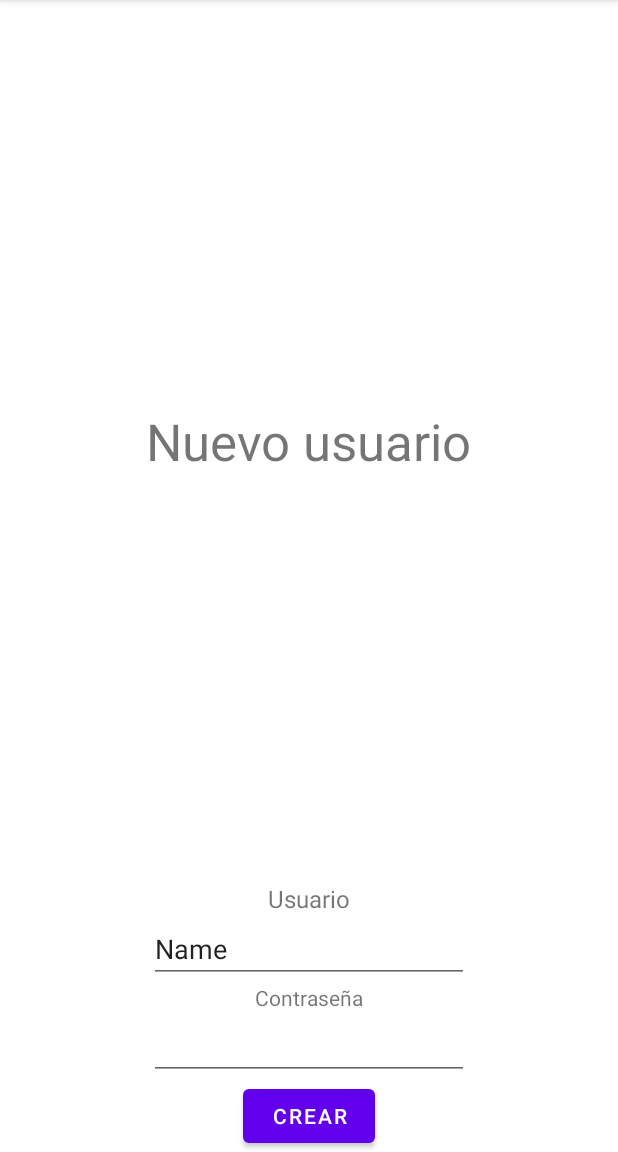
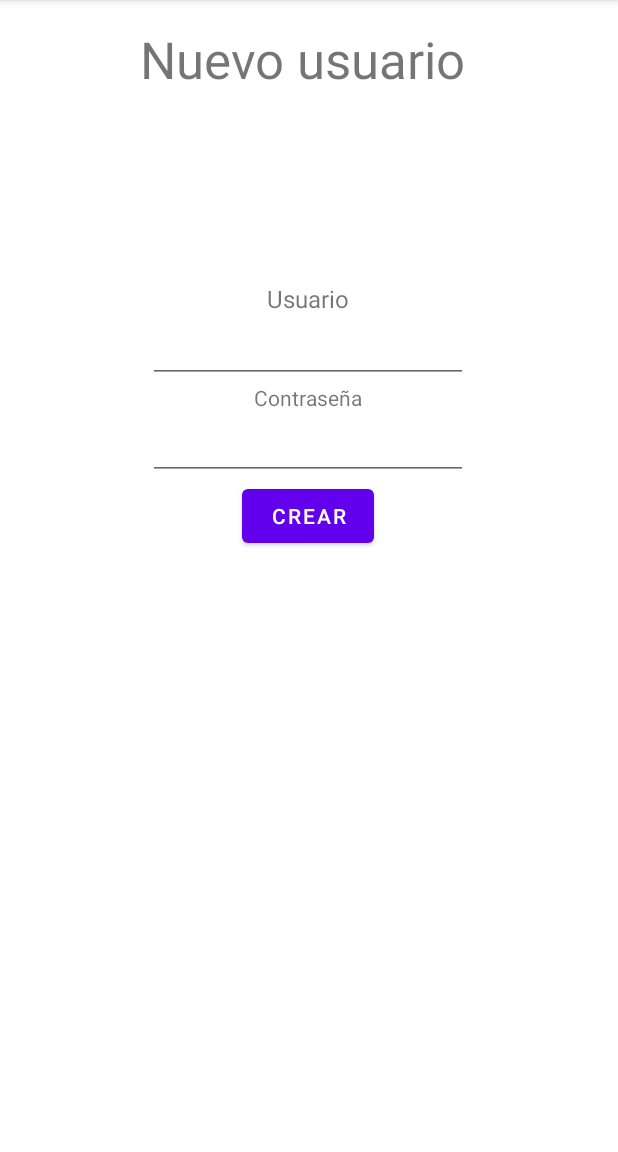
Before and after one commit to maeterriUTN/booklist, an Android app: the CreateUserFragment screen opened through its navigation route, on a phone screen of 412 x 824 dp, the part 84-1236 px from its top. Run offline under Robolectric (Android 15) with nearby library versions, the light colour scheme and no system bars; our stand-ins replace Room's generated code, navigation-ui.

Commit message:
Andando pantalla de login y de creación de usuario

```diff
--- a/app/src/main/java/com/utn/booklist/fragments/CreateUserFragment.kt
+++ b/app/src/main/java/com/utn/booklist/fragments/CreateUserFragment.kt
@@ -6,18 +6,48 @@ import androidx.fragment.app.Fragment
 import android.view.LayoutInflater
 import android.view.View
 import android.view.ViewGroup
+import android.widget.Button
+import android.widget.TextView
+import androidx.navigation.fragment.findNavController
+import com.google.android.material.snackbar.Snackbar
 import com.utn.booklist.R
+import com.utn.booklist.entities.AppDatabase
+import com.utn.booklist.entities.User
+import com.utn.booklist.entities.UsuariosDao
 
 class CreateUserFragment : Fragment() {
     lateinit var v : View
+    lateinit var textNewUser : TextView
+    lateinit var textNewPass : TextView
+    lateinit var btnCrear : Button
+    private var db: AppDatabase? = null
+    private var usuariosDao: UsuariosDao? = null
 
     override fun onCreateView(
         inflater: LayoutInflater, container: ViewGroup?,
         savedInstanceState: Bundle?
     ): View? {
         v= inflater.inflate(R.layout.fragment_create_user, container, false)
+        db = AppDatabase.getInstance(v.context)
+        usuariosDao = db?.usuariosDao()
+        textNewUser=v.findViewById(R.id.editTextNewUser)
+        textNewPass=v.findViewById(R.id.editTextNewPass)
+        btnCrear=v.findViewById(R.id.buttonCrear)
 
         return v
+    }
+
+    override fun onStart() {
+        super.onStart()
+
+        btnCrear.setOnClickListener {
+            Snackbar.make(v,"Usuario ${textNewUser.text.toString()} ingresado", Snackbar.LENGTH_LONG).show()
+            usuariosDao?.insertUsuario(User(0,textNewUser.text.toString(),textNewPass.text.toString()))
+            val action = CreateUserFragmentDirections.actionCreateUserFragmentToLoginFragment()
+            findNavController().navigate(action)
+        }
+
+
     }
 
 
--- a/app/src/main/res/layout/fragment_create_user.xml
+++ b/app/src/main/res/layout/fragment_create_user.xml
@@ -15,8 +15,10 @@
         android:textSize="34sp"
         app:layout_constraintBottom_toTopOf="@+id/textView"
         app:layout_constraintEnd_toEndOf="parent"
+        app:layout_constraintHorizontal_bias="0.479"
         app:layout_constraintStart_toStartOf="parent"
-        app:layout_constraintTop_toTopOf="parent" />
+        app:layout_constraintTop_toTopOf="parent"
+        app:layout_constraintVertical_bias="0.117" />
 
     <TextView
         android:id="@+id/textView"
@@ -26,6 +28,7 @@
         android:textSize="16sp"
         app:layout_constraintBottom_toTopOf="@+id/editTextNewUser"
         app:layout_constraintEnd_toEndOf="@+id/textView2"
+        app:layout_constraintHorizontal_bias="0.521"
         app:layout_constraintStart_toStartOf="@+id/textView2" />
 
     <EditText
@@ -34,7 +37,6 @@
         android:layout_height="wrap_content"
         android:ems="10"
         android:inputType="textPersonName"
-        android:text="Name"
         app:layout_constraintBottom_toTopOf="@+id/textView3"
         app:layout_constraintEnd_toEndOf="@+id/textView"
         app:layout_constraintStart_toStartOf="@+id/textView" />
@@ -54,14 +56,15 @@
         android:layout_height="wrap_content"
         android:ems="10"
         android:inputType="textPassword"
-        app:layout_constraintBottom_toTopOf="@+id/button"
+        app:layout_constraintBottom_toTopOf="@+id/buttonCrear"
         app:layout_constraintEnd_toEndOf="@+id/textView3"
         app:layout_constraintStart_toStartOf="@+id/textView3" />
 
     <Button
-        android:id="@+id/button"
+        android:id="@+id/buttonCrear"
         android:layout_width="wrap_content"
         android:layout_height="wrap_content"
+        android:layout_marginBottom="400dp"
         android:text="Crear"
         app:layout_constraintBottom_toBottomOf="parent"
         app:layout_constraintEnd_toEndOf="@+id/editTextNewPass"
--- a/app/src/main/res/navigation/login_navgraph.xml
+++ b/app/src/main/res/navigation/login_navgraph.xml
@@ -18,5 +18,9 @@
         android:id="@+id/createUserFragment"
         android:name="com.utn.booklist.fragments.CreateUserFragment"
         android:label="fragment_create_user"
-        tools:layout="@layout/fragment_create_user" />
+        tools:layout="@layout/fragment_create_user" >
+        <action
+            android:id="@+id/action_createUserFragment_to_loginFragment"
+            app:destination="@id/loginFragment" />
+    </fragment>
 </navigation>
```
Also changed, not shown: app/src/main/res/layout/fragment_login.xml (+18 -7 lines).
